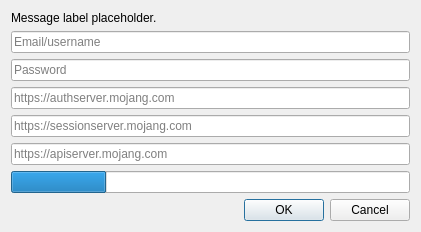
The window that launcher/ui/dialogs/CustomYggdrasilLoginDialog.ui (PolyMC/PolyMC) describes before a commit, drawn with Qt 5.
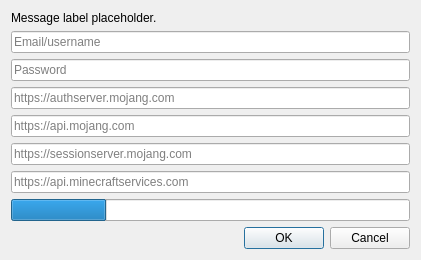
The same window after the commit.

Commit message: Split apiserver to accountserver and servicesserver

```diff
--- a/launcher/ui/dialogs/CustomYggdrasilLoginDialog.ui
+++ b/launcher/ui/dialogs/CustomYggdrasilLoginDialog.ui
@@ -57,6 +57,13 @@
      </property>
     </widget>
    </item>
+   <item>
+    <widget class="QLineEdit" name="accountServerTextBox">
+     <property name="placeholderText">
+       <string>https://api.mojang.com</string>
+     </property>
+    </widget>
+   </item>
    <item>
     <widget class="QLineEdit" name="sessionServerTextBox">
      <property name="placeholderText">
@@ -67,7 +74,7 @@
    <item>
     <widget class="QLineEdit" name="apiServerTextBox">
      <property name="placeholderText">
-       <string>https://apiserver.mojang.com</string>
+       <string>https://api.minecraftservices.com</string>
      </property>
     </widget>
    </item>
```
Left out of the diff: 2 changed lines with no effect on the pictures. The commit also changes 11 other files.
